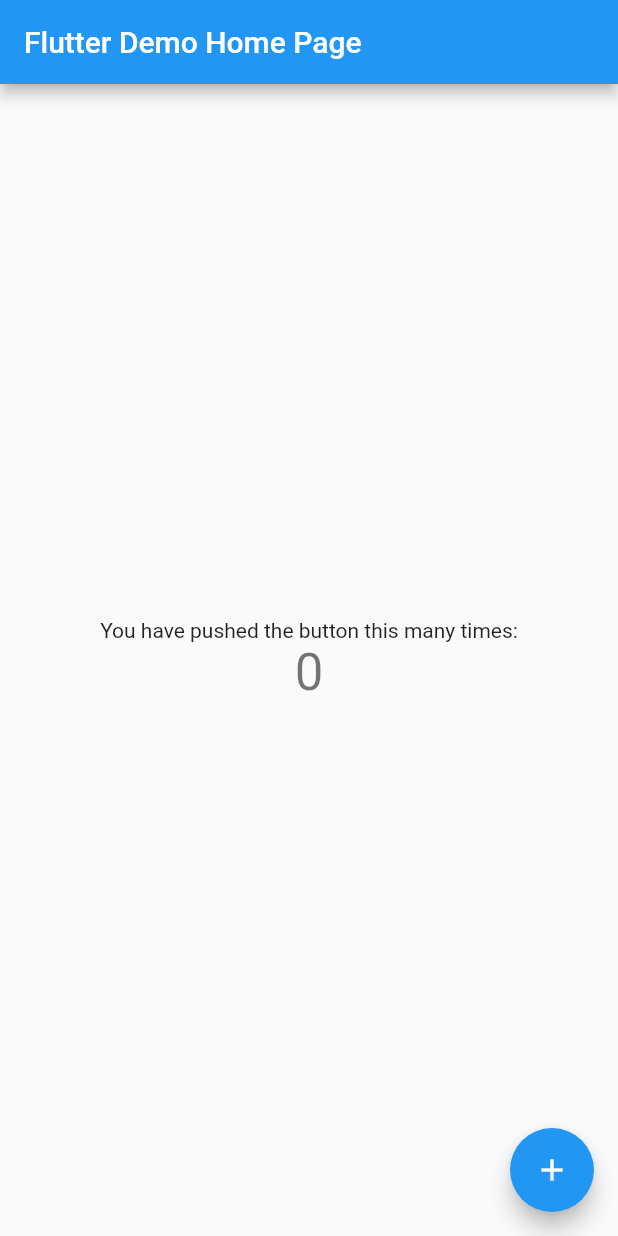
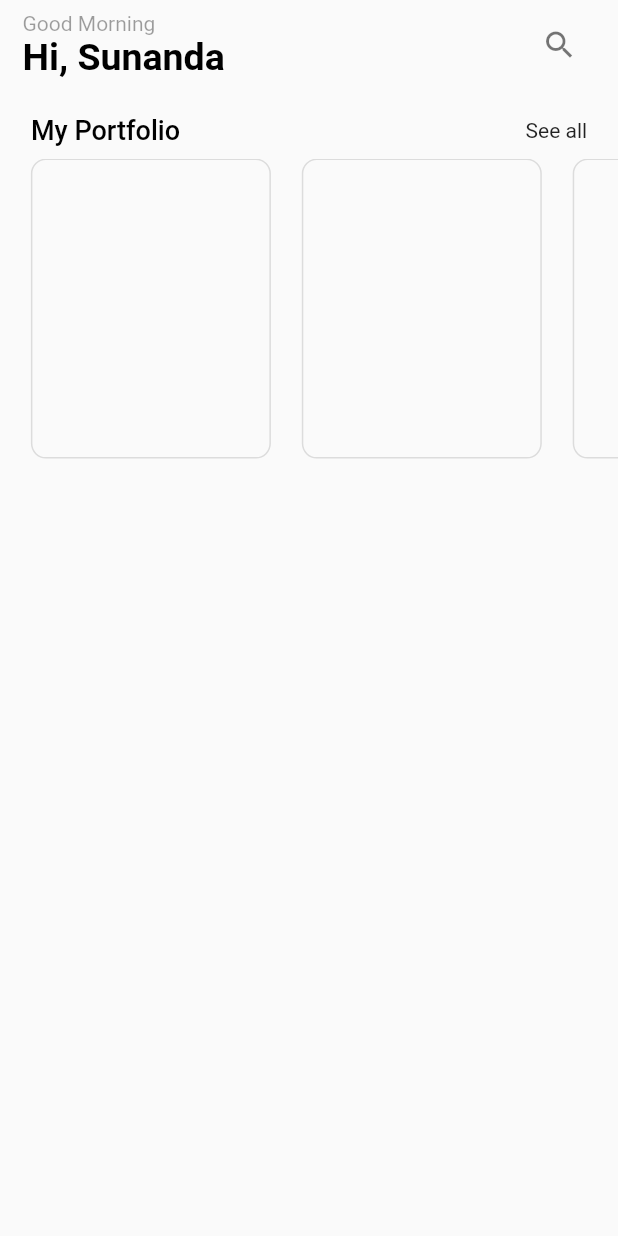
Before and after one commit to sunanda35/Stocky, a Flutter app: the screen it shows after launch, on a phone screen of 412 x 824 dp. Run offline on Flutter 3.47's test engine with Material 2 defaults, Android fonts, the light colour scheme and no system bars; our stand-ins replace firebase_core, sizer; accounts and stored records are empty.

Commit message:
home page my portfolio design little bit

```diff
--- /dev/null
+++ b/lib/SignOn/Sign_Page.dart
@@ -0,0 +1,22 @@
+import 'package:flutter/material.dart';
+
+class SignOnPage extends StatefulWidget {
+  const SignOnPage({Key? key}) : super(key: key);
+
+  @override
+  State<SignOnPage> createState() => _SignOnPageState();
+}
+
+class _SignOnPageState extends State<SignOnPage> {
+  @override
+  Widget build(BuildContext context) {
+    return Scaffold(
+      appBar: AppBar(
+        title: const Text('Stocky'),
+      ),
+      body: const Center(
+        child: Text('Login Page'),
+      ),
+    );
+  }
+}
--- a/lib/main.dart
+++ b/lib/main.dart
@@ -1,68 +1,31 @@
 import 'package:flutter/material.dart';
+import 'package:sizer/sizer.dart';
+import 'package:firebase_core/firebase_core.dart';
+import 'package:stocky/SignOn/Sign_Page.dart';
+import 'package:stocky/pages/HomePage.dart';
 
-void main() {
-  runApp(const MyApp());
+Future<void> main() async {
+  WidgetsFlutterBinding.ensureInitialized();
+  await Firebase.initializeApp();
+  runApp(MyApp());
 }
 
 class MyApp extends StatelessWidget {
   const MyApp({Key? key}) : super(key: key);
-
-  // This widget is the root of your application.
   @override
   Widget build(BuildContext context) {
-    return MaterialApp(
-      title: 'Flutter Demo',
-      theme: ThemeData(
-        primarySwatch: Colors.blue,
-      ),
-      home: const MyHomePage(title: 'Flutter Demo Home Page'),
-    );
+    return Sizer(builder: (context, orientation, deviceType) {
+      return MaterialApp(
+        debugShowCheckedModeBanner: false,
+        title: 'Flutter Demo',
+        theme: ThemeData.light(),
+        initialRoute: '/home',
+        routes: {
+          '/login': (context) => const SignOnPage(),
+          '/home': (context) => const HomePage()
+        },
+        home: const SignOnPage(),
+      );
+    });
   }
 }
-
-class MyHomePage extends StatefulWidget {
-  const MyHomePage({Key? key, required this.title}) : super(key: key);
-
-  final String title;
-
-  @override
-  State<MyHomePage> createState() => _MyHomePageState();
-}
-
-class _MyHomePageState extends State<MyHomePage> {
-  int _counter = 0;
-
-  void _incrementCounter() {
-    setState(() {
-      _counter++;
-    });
-  }
-
-  @override
-  Widget build(BuildContext context) {
-    return Scaffold(
-      appBar: AppBar(
-        title: Text(widget.title),
-      ),
-      body: Center(
-        child: Column(
-          mainAxisAlignment: MainAxisAlignment.center,
-          children: <Widget>[
-            const Text(
-              'You have pushed the button this many times:',
-            ),
-            Text(
-              '$_counter',
-              style: Theme.of(context).textTheme.headline4,
-            ),
-          ],
-        ),
-      ),
-      floatingActionButton: FloatingActionButton(
-        onPressed: _incrementCounter,
-        tooltip: 'Increment',
-        child: const Icon(Icons.add),
-      ), // This trailing comma makes auto-formatting nicer for build methods.
-    );
-  }
-}
--- /dev/null
+++ b/lib/pages/HomePage.dart
@@ -0,0 +1,91 @@
+import 'package:flutter/material.dart';
+import 'package:sizer/sizer.dart';
+
+import '../widgets/recent_stock_view.dart';
+
+class HomePage extends StatefulWidget {
+  const HomePage({Key? key}) : super(key: key);
+
+  @override
+  State<HomePage> createState() => _HomePageState();
+}
+
+class _HomePageState extends State<HomePage> {
+  @override
+  Widget build(BuildContext context) {
+    return Scaffold(
+        body: SafeArea(
+      child: Center(
+        child: Column(mainAxisAlignment: MainAxisAlignment.start,
+            // crossAxisAlignment: CrossAxisAlignment.center,
+            children: [
+              Container(
+                width: 100.w,
+                height: 60,
+                padding: const EdgeInsets.only(left: 15, right: 15),
+                child: Row(
+                    mainAxisAlignment: MainAxisAlignment.spaceBetween,
+                    crossAxisAlignment: CrossAxisAlignment.center,
+                    children: [
+                      Column(
+                          mainAxisAlignment: MainAxisAlignment.center,
+                          crossAxisAlignment: CrossAxisAlignment.start,
+                          children: const [
+                            Text(
+                              'Good Morning',
+                              style: TextStyle(
+                                  fontSize: 14, color: Colors.black38),
+                            ),
+                            Text(
+                              'Hi, Sunanda',
+                              style: TextStyle(
+                                  fontSize: 25,
+                                  color: Colors.black,
+                                  fontWeight: FontWeight.bold),
+                            )
+                          ]),
+                      IconButton(
+                        onPressed: () => {},
+                        icon: const Icon(Icons.search),
+                        color: Colors.black54,
+                      )
+                    ]),
+              ),
+              Container(
+                margin: EdgeInsets.only(
+                    top: 2.h, bottom: 1.h, left: 5.w, right: 5.w),
+                child: Row(
+                    mainAxisAlignment: MainAxisAlignment.spaceBetween,
+                    crossAxisAlignment: CrossAxisAlignment.center,
+                    children: [
+                      const Text(
+                        'My Portfolio',
+                        style: TextStyle(
+                            color: Colors.black,
+                            fontSize: 18,
+                            fontWeight: FontWeight.w500),
+                      ),
+                      GestureDetector(
+                        child: const Text('See all'),
+                      )
+                    ]),
+              ),
+              Container(
+                // margin: const EdgeInsets.only(left: 12, right: 20),
+                height: 200.0,
+                child: ListView(
+                  // This next line does the trick.
+                  scrollDirection: Axis.horizontal,
+                  children: const <Widget>[
+                    recent_stock_view(),
+                    recent_stock_view(),
+                    recent_stock_view(),
+                    recent_stock_view(),
+                  ],
+                ),
+              ),
+            ]),
+      ),
+    ));
+  }
+}
--- /dev/null
+++ b/lib/widgets/recent_stock_view.dart
@@ -0,0 +1,19 @@
+import 'package:flutter/material.dart';
+import 'package:sizer/sizer.dart';
+
+class recent_stock_view extends StatelessWidget {
+  const recent_stock_view({
+    Key? key,
+  }) : super(key: key);
+
+  @override
+  Widget build(BuildContext context) {
+    return Container(
+      width: 160.0,
+      margin: EdgeInsets.only(left: 5.w),
+      decoration: BoxDecoration(
+          border: Border.all(color: Colors.black12, width: 1.0),
+          borderRadius: BorderRadius.circular(10.0)),
+    );
+  }
+}
--- a/pubspec.yaml
+++ b/pubspec.yaml
@@ -29,11 +29,15 @@
 dependencies:
   flutter:
     sdk: flutter
+  firebase_core: ^1.15.0
+  firebase_auth: ^3.3.16
+  firebase_database: ^9.0.12
 
 
   # The following adds the Cupertino Icons font to your application.
   # Use with the CupertinoIcons class for iOS style icons.
   cupertino_icons: ^1.0.2
+  sizer: ^2.0.15
 
 dev_dependencies:
   flutter_test:
```
Also changed, not shown: lib/widgets/stock_tab.dart (added), pubspec.lock, 6 other files.
